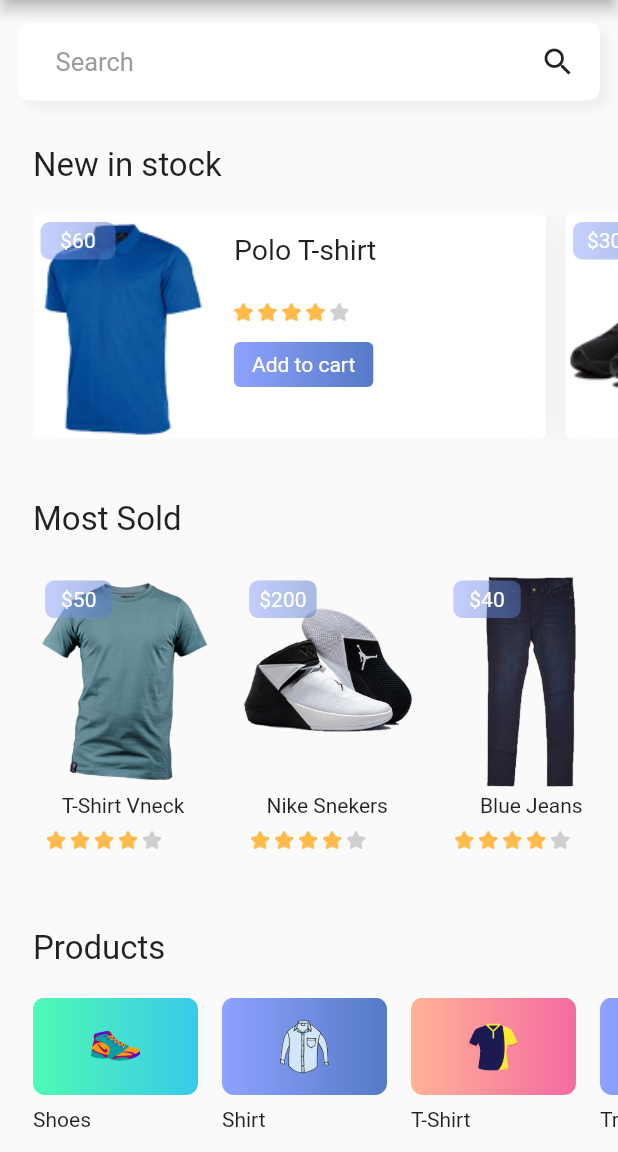
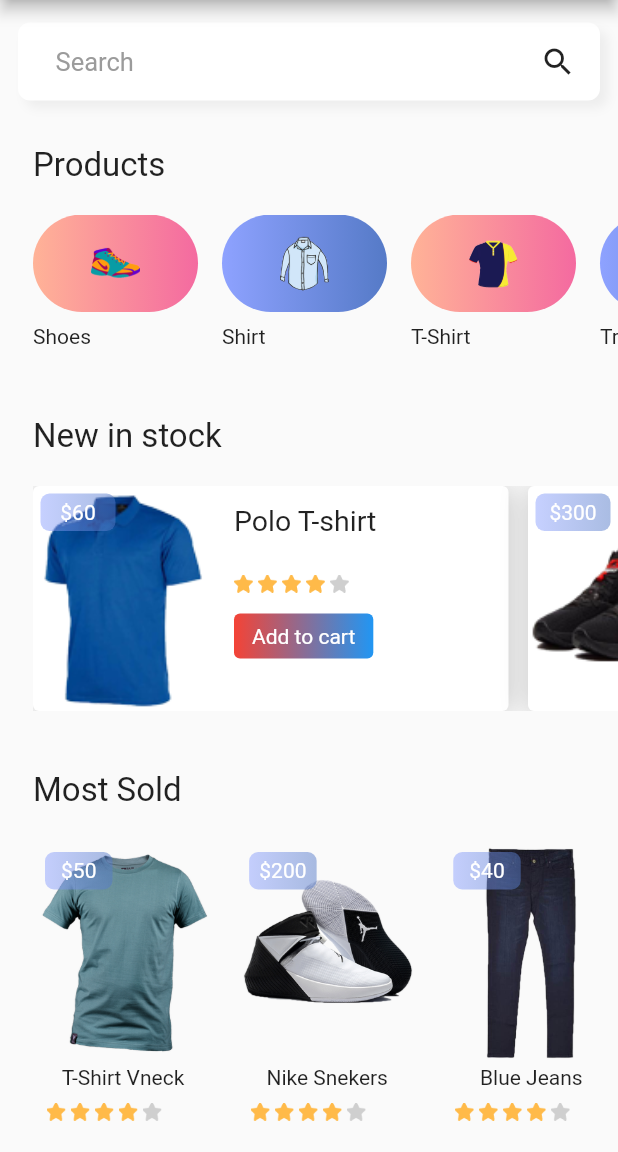
Before and after one commit to alu-rwa-prog-1/mini-project-1-Gilbertsb, a Flutter app: the MyHomePage screen opened directly, on a phone screen of 412 x 824 dp, the part 84-1236 px from its top. Run offline on Flutter 3.47's test engine with Material 2 defaults, Android fonts, the phone set to English and light mode, and no system bars.

Commit message:
Entire project

```diff
--- a/eshop_app/lib/data/data.dart
+++ b/eshop_app/lib/data/data.dart
@@ -105,8 +105,8 @@ List<CategorieModel> getCategories() {
   CategorieModel categorieModel = new CategorieModel();
   //1
   categorieModel.categorieName = "Shoes";
-  categorieModel.color1 = "0xff50F9B4";
-  categorieModel.color2 = "0xff38CAE9";
+  categorieModel.color1 = "0xffFFB397";
+  categorieModel.color2 = "0xffF46AA0";
   categorieModel.imgAssetPath = "assets/images/1i.png";
   categories.add(categorieModel);
   categorieModel = new CategorieModel();
--- a/eshop_app/lib/main.dart
+++ b/eshop_app/lib/main.dart
@@ -34,7 +34,7 @@ class _MyHomePageState extends State<MyHomePage> {
   List<CategorieModel> categories = new List();
   @override
   void initState() {
-    // TODO: implement initState
+    // implement initState
     super.initState();
     trendingProducts = getTrendingProducts();
     products = getProducts();
@@ -100,7 +100,35 @@ class _MyHomePageState extends State<MyHomePage> {
                 height: 30,
               ),
 
-              /// Trending
+              /// Products
+              Container(
+                padding: EdgeInsets.symmetric(horizontal: 22),
+                child: Text(
+                  "Products",
+                  style: TextStyle(color: Colors.black87, fontSize: 22),
+                ),
+              ),
+              SizedBox(
+                height: 20,
+              ),
+              Container(
+                height: 135,
+                padding: EdgeInsets.only(left: 22),
+                child: ListView.builder(
+                    itemCount: categories.length,
+                    shrinkWrap: true,
+                    scrollDirection: Axis.horizontal,
+                    itemBuilder: (context, index) {
+                      return CategorieTile(
+                        categorieName: categories[index].categorieName,
+                        imgAssetPath: categories[index].imgAssetPath,
+                        color1: categories[index].color1,
+                        color2: categories[index].color2,
+                      );
+                    }),
+              ),
+
+              /// New stock
               Container(
                 padding: EdgeInsets.symmetric(horizontal: 22),
                 child: Row(
@@ -113,7 +141,6 @@ class _MyHomePageState extends State<MyHomePage> {
                     SizedBox(
                       width: 12,
                     ),
-                    Text("")
                   ],
                 ),
               ),
@@ -143,7 +170,7 @@ class _MyHomePageState extends State<MyHomePage> {
                 height: 40,
               ),
 
-              /// Best Selling
+              /// Most sold
               Container(
                 padding: EdgeInsets.symmetric(horizontal: 22),
                 child: Row(
@@ -156,7 +183,6 @@ class _MyHomePageState extends State<MyHomePage> {
                     SizedBox(
                       width: 12,
                     ),
-                    Text("")
                   ],
                 ),
               ),
@@ -180,34 +206,6 @@ class _MyHomePageState extends State<MyHomePage> {
                       );
                     }),
               ),
-
-              /// Top categorie
-              Container(
-                padding: EdgeInsets.symmetric(horizontal: 22),
-                child: Text(
-                  "Products",
-                  style: TextStyle(color: Colors.black87, fontSize: 22),
-                ),
-              ),
-              SizedBox(
-                height: 20,
-              ),
-              Container(
-                height: 240,
-                padding: EdgeInsets.only(left: 22),
-                child: ListView.builder(
-                    itemCount: categories.length,
-                    shrinkWrap: true,
-                    scrollDirection: Axis.horizontal,
-                    itemBuilder: (context, index) {
-                      return CategorieTile(
-                        categorieName: categories[index].categorieName,
-                        imgAssetPath: categories[index].imgAssetPath,
-                        color1: categories[index].color1,
-                        color2: categories[index].color2,
-                      );
-                    }),
-              )
             ],
           ),
         ));
@@ -231,7 +229,7 @@ class TrendingTile extends StatelessWidget {
   @override
   Widget build(BuildContext context) {
     return Container(
-      width: MediaQuery.of(context).size.width - 70,
+      width: MediaQuery.of(context).size.width - 95,
       margin: EdgeInsets.only(right: 13),
       decoration: BoxDecoration(
         color: Colors.white,
@@ -240,7 +238,7 @@ class TrendingTile extends StatelessWidget {
           BoxShadow(
             offset: Offset(1.0, 1.0),
             blurRadius: 15.0,
-            color: Colors.black87.withOpacity(0.05),
+            color: Colors.black87.withOpacity(0.2),
           ),
         ],
       ),
@@ -311,11 +309,10 @@ class TrendingTile extends StatelessWidget {
                   padding: EdgeInsets.symmetric(horizontal: 12),
                   alignment: Alignment.center,
                   decoration: BoxDecoration(
-                      borderRadius: BorderRadius.circular(4),
-                      gradient: LinearGradient(colors: [
-                        const Color(0xff8EA2FF),
-                        const Color(0xff557AC7)
-                      ])),
+                    borderRadius: BorderRadius.circular(4),
+                    gradient: LinearGradient(
+                        colors: <Color>[Colors.red, Colors.blue]),
+                  ),
                   child: Text(
                     "Add to cart",
                     style: TextStyle(color: Colors.white),
@@ -470,7 +467,7 @@ class CategorieTile extends StatelessWidget {
                   Color(int.parse(color1)),
                   Color(int.parse(color2))
                 ]),
-                borderRadius: BorderRadius.circular(8)),
+                borderRadius: BorderRadius.circular(100)),
             padding: const EdgeInsets.symmetric(vertical: 14, horizontal: 8),
             child: Container(
                 child: Image.asset(
```
